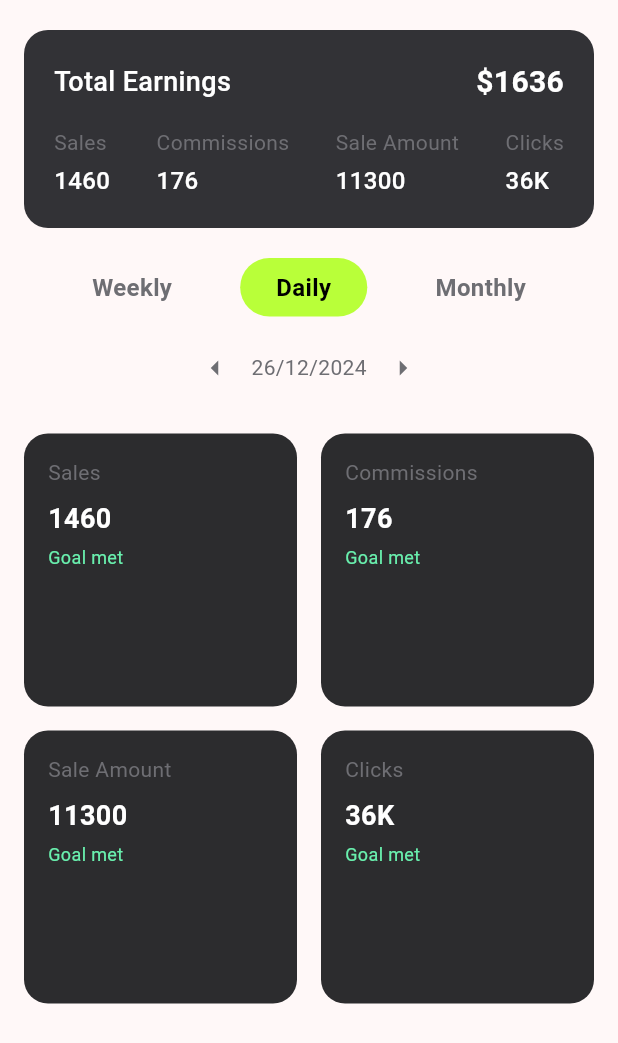
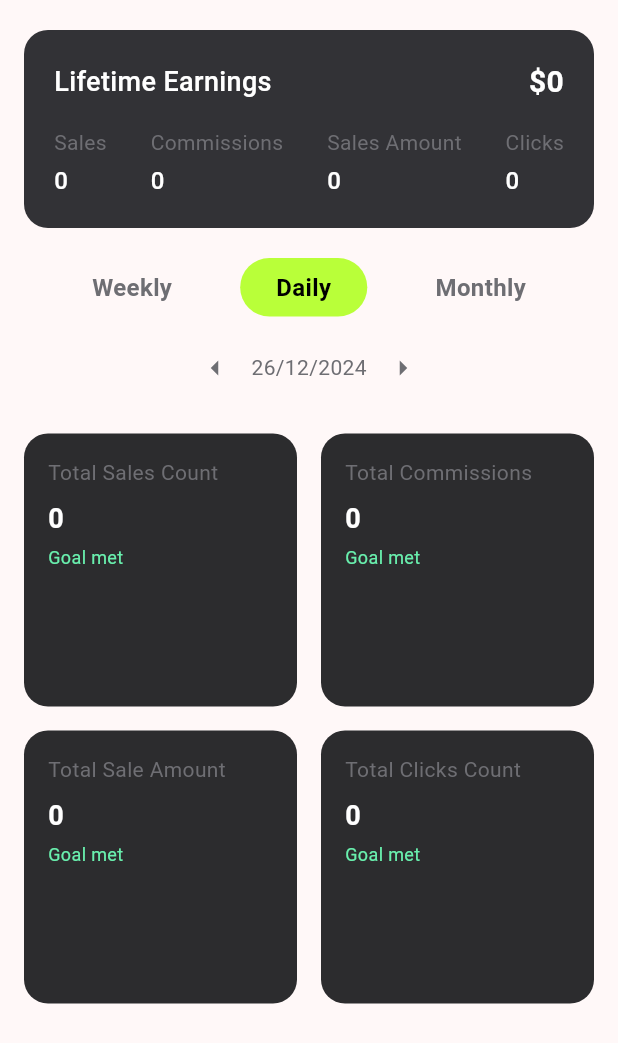
Before and after one commit to saksham-gera/becho, a Flutter app: the StatisticsScreen screen opened directly, after a tap on the "arrow left" icon, on a phone screen of 412 x 824 dp. Shown: the top 1043 px of the screen. Run offline on Flutter 3.47's test engine with Material 3 defaults, Android fonts, the phone set to English and light mode, and no system bars; our stand-ins replace flutter_secure_storage, google_fonts, share_plus, shimmer, video_player; missing offline and left inert: dart_jsonwebtoken; accounts and stored records are empty; network calls fail.

Commit message:
Statistics Added

```diff
--- a/lib/screens/statistics.dart
+++ b/lib/screens/statistics.dart
@@ -1,4 +1,8 @@
 import 'package:flutter/material.dart';
+import 'package:flutter_secure_storage/flutter_secure_storage.dart';
+import 'package:http/http.dart' as http;
+import 'dart:convert';
+import 'package:intl/intl.dart';
 
 class StatisticsScreen extends StatefulWidget {
   @override
@@ -6,125 +10,161 @@ class StatisticsScreen extends StatefulWidget {
 }
 
 class _StatisticsScreenState extends State<StatisticsScreen> {
-  String selectedTimeline = 'Daily';
+  String selectedTimeline = 'daily';
   DateTime currentDate = DateTime(DateTime.now().year, DateTime.now().month, DateTime.now().day);
+  Map<String, dynamic> currentData = {
+    'earnings': '0',
+    'Sales': '0',
+    'Commissions': '0',
+    'SaleAmount': '0',
+    'Clicks': '0',
+  };
+  Map<String, dynamic> lifetimeStatistics = {
+    'earnings': '0',
+    'Sales': '0',
+    'Commissions': '0',
+    'SaleAmount': '0',
+    'Clicks': '0',
+  };
+  bool isLoading = true;
 
-  // Dummy data for a month (30 days)
-  final Map<DateTime, Map<String, String>> dailyData = {
-    for (int i = 1; i <= 30; i++)
-      DateTime(2024, 12, i): {
-        'Sales': (1200 + i * 10).toString(),
-        'Commissions': (150 + i).toString(),
-        'SaleAmount': (10000 + i * 50).toString(),
-        'Clicks': '${10 + i}K'
-      }
-  };
+  FlutterSecureStorage _storage = FlutterSecureStorage();
 
-  // Helper to get data for the current timeline
-  Map<String, String> getCurrentData() {
-    final normalizedDate = DateTime(currentDate.year, currentDate.month, currentDate.day);
+  @override
+  void initState() {
+    super.initState();
+    fetchData();
+  }
 
-    if (selectedTimeline == 'Daily') {
-      return dailyData[normalizedDate] ?? {'Sales': '0', 'Commissions': '0', 'SaleAmount': '0', 'Clicks': '0'};
-    } else if (selectedTimeline == 'Weekly') {
-      final startOfWeek = normalizedDate.subtract(Duration(days: normalizedDate.weekday - 1));
-      final endOfWeek = startOfWeek.add(Duration(days: 6));
+  Future<void> fetchData() async {
+    setState(() {
+      isLoading = true;
+    });
 
-      int totalSales = 0, totalCommissions = 0, totalSaleAmount = 0, totalClicks = 0;
+    final userId = await _storage.read(key: 'userID');
+    final DateFormat formatter = DateFormat('yyyy-MM-dd');
 
-      for (int i = 0; i < 7; i++) {
-        final date = startOfWeek.add(Duration(days: i));
-        if (dailyData[date] != null) {
-          totalSales += int.parse(dailyData[date]!['Sales'] ?? '0');
-          totalCommissions += int.parse(dailyData[date]!['Commissions'] ?? '0');
-          totalSaleAmount += int.parse(dailyData[date]!['SaleAmount'] ?? '0');
-          totalClicks += int.parse(dailyData[date]!['Clicks']!.replaceAll('K', '')) * 1000;
-        }
-      }
-
-      return {
-        'Sales': totalSales.toString(),
-        'Commissions': totalCommissions.toString(),
-        'SaleAmount': totalSaleAmount.toString(),
-        'Clicks': '${(totalClicks / 1000).round()}K'
-      };
-    } else if (selectedTimeline == 'Monthly') {
-      final month = currentDate.month;
-      final year = currentDate.year;
-
-      int totalSales = 0, totalCommissions = 0, totalSaleAmount = 0, totalClicks = 0;
-
-      dailyData.forEach((date, data) {
-        if (date.month == month && date.year == year) {
-          totalSales += int.parse(data['Sales'] ?? '0');
-          totalCommissions += int.parse(data['Commissions'] ?? '0');
-          totalSaleAmount += int.parse(data['SaleAmount'] ?? '0');
-          totalClicks += int.parse(data['Clicks']!.replaceAll('K', '')) * 1000;
-        }
-      });
-
-      return {
-        'Sales': totalSales.toString(),
-        'Commissions': totalCommissions.toString(),
-        'SaleAmount': totalSaleAmount.toString(),
-        'Clicks': '${(totalClicks / 1000).round()}K'
-      };
+    DateTime startDate, endDate;
+    if (selectedTimeline == 'daily') {
+      startDate = currentDate;
+      endDate = DateTime(currentDate.year, currentDate.month, currentDate.day + 1);
+    } else if (selectedTimeline == 'weekly') {
+      startDate = currentDate.subtract(Duration(days: 7));
+      endDate = currentDate;
+    } else if (selectedTimeline == 'monthly') {
+      startDate = DateTime(currentDate.year, currentDate.month, 1);
+      endDate = DateTime(currentDate.year, currentDate.month + 1, 1);
+    } else {
+      startDate = currentDate;
+      endDate = DateTime(currentDate.year, currentDate.month, currentDate.day + 1);
     }
 
-    return {'Sales': '0', 'Commissions': '0', 'SaleAmount': '0', 'Clicks': '0'};
+    final formattedStartDate = formatter.format(startDate);
+    final formattedEndDate = formatter.format(endDate);
+
+    final url = Uri.parse(
+      'https://bechoserver.vercel.app/commissions?userId=$userId&startDate=$formattedStartDate&endDate=$formattedEndDate',
+    );
+
+    try {
+      final response = await http.get(url);
+
+      if (response.statusCode == 200) {
+        final responseData = json.decode(response.body);
+        final commissionData = responseData['commissionData'];
+        final lifetimeData = responseData['lifetimeData'];
+
+        setState(() {
+          currentData = {
+            'earnings': commissionData['total_earnings'].toString(),
+            'Sales': commissionData['total_sales_count'].toString(),
+            'Commissions': commissionData['total_commission'].toString(),
+            'SaleAmount': commissionData['total_sales_amount'].toString(),
+            'Clicks': commissionData['total_clicks_count'].toString(),
+          };
+
+          lifetimeStatistics = {
+            'earnings': lifetimeData['lifetime_earnings'].toString(),
+            'Sales': lifetimeData['lifetime_sales_count'].toString(),
+            'Commissions': lifetimeData['lifetime_commission'].toString(),
+            'SaleAmount': lifetimeData['lifetime_sales_amount'].toString(),
+            'Clicks': lifetimeData['lifetime_clicks_count'].toString(),
+          };
+        });
+      } else {
+        resetData();
+      }
+    } catch (error) {
+      resetData();
+    }
+
+    setState(() {
+      isLoading = false;
+    });
   }
 
-  int calculateTotalEarnings(Map<String, String> data) {
-    return int.parse(data['Sales']!) + int.parse(data['Commissions']!);
-  }
-
-  String getFormattedDate() {
-    if (selectedTimeline == 'Daily') {
-      return '${currentDate.day}/${currentDate.month}/${currentDate.year}';
-    } else if (selectedTimeline == 'Weekly') {
-      final startOfWeek = currentDate.subtract(Duration(days: currentDate.weekday - 1));
-      final endOfWeek = startOfWeek.add(Duration(days: 6));
-      return '${startOfWeek.day}/${startOfWeek.month} - ${endOfWeek.day}/${endOfWeek.month}';
-    } else if (selectedTimeline == 'Monthly') {
-      return '${currentDate.month}/${currentDate.year}';
-    }
-    return '';
+  void resetData() {
+    setState(() {
+      currentData = {
+        'earnings': '0',
+        'Sales': '0',
+        'Commissions': '0',
+        'SaleAmount': '0',
+        'Clicks': '0',
+      };
+      lifetimeStatistics = {
+        'earnings': '0',
+        'Sales': '0',
+        'Commissions': '0',
+        'SaleAmount': '0',
+        'Clicks': '0',
+      };
+    });
   }
 
   void changeTimeline(String timeline) {
     setState(() {
       selectedTimeline = timeline;
     });
+    fetchData();
   }
 
   void changeDate(bool isNext) {
     setState(() {
-      if (selectedTimeline == 'Daily') {
-        currentDate = DateTime(
-          currentDate.year,
-          currentDate.month,
-          currentDate.day + (isNext ? 1 : -1),
-        );
-      } else if (selectedTimeline == 'Weekly') {
-        currentDate = DateTime(
-          currentDate.year,
-          currentDate.month,
-          currentDate.day + (isNext ? 7 : -7),
-        );
-      } else if (selectedTimeline == 'Monthly') {
-        currentDate = DateTime(
-          currentDate.year,
-          currentDate.month + (isNext ? 1 : -1),
-          1,
-        );
+      if (isNext && currentDate.isBefore(DateTime.now())) {
+        if (selectedTimeline == 'daily') {
+          currentDate = currentDate.add(Duration(days: 1));
+        } else if (selectedTimeline == 'weekly') {
+          currentDate = currentDate.add(Duration(days: 7));
+        } else if (selectedTimeline == 'monthly') {
+          currentDate = DateTime(currentDate.year, currentDate.month + 1, 1);
+        }
+      } else if (!isNext) {
+        if (selectedTimeline == 'daily') {
+          currentDate = currentDate.add(Duration(days: -1));
+        } else if (selectedTimeline == 'weekly') {
+          currentDate = currentDate.add(Duration(days: -7));
+        } else if (selectedTimeline == 'monthly') {
+          currentDate = DateTime(currentDate.year, currentDate.month - 1, 1);
+        }
       }
     });
+
+    if (currentDate.isAfter(DateTime.now())) {
+      currentDate = DateTime(DateTime.now().year, DateTime.now().month, DateTime.now().day);
+    }
+
+    fetchData();
+  }
+
+  String calculateTotalEarnings() {
+    double total = double.parse(lifetimeStatistics['earnings']!);
+    return total.toStringAsFixed(0); // Removes decimals
   }
 
   @override
   Widget build(BuildContext context) {
-    final currentData = getCurrentData();
-    final totalEarnings = calculateTotalEarnings(currentData);
+    final totalEarnings = calculateTotalEarnings();
 
     return Scaffold(
       body: SafeArea(
@@ -147,7 +187,7 @@ class _StatisticsScreenState extends State<StatisticsScreen> {
                       mainAxisAlignment: MainAxisAlignment.spaceBetween,
                       children: [
                         Text(
-                          'Total Earnings',
+                          'Lifetime Earnings',
                           style: TextStyle(
                             color: Colors.white,
                             fontSize: 18,
@@ -168,10 +208,10 @@ class _StatisticsScreenState extends State<StatisticsScreen> {
                     Row(
                       mainAxisAlignment: MainAxisAlignment.spaceBetween,
                       children: [
-                        buildSummaryColumn('Sales', currentData['Sales']!),
-                        buildSummaryColumn('Commissions', currentData['Commissions']!),
-                        buildSummaryColumn('Sale Amount', currentData['SaleAmount']!),
-                        buildSummaryColumn('Clicks', currentData['Clicks']!),
+                        buildSummaryColumn('Sales', lifetimeStatistics['Sales']!),
+                        buildSummaryColumn('Commissions', lifetimeStatistics['Commissions']!),
+                        buildSummaryColumn('Sales Amount', lifetimeStatistics['SaleAmount']!),
+                        buildSummaryColumn('Clicks', lifetimeStatistics['Clicks']!),
                       ],
                     ),
                   ],
@@ -181,9 +221,9 @@ class _StatisticsScreenState extends State<StatisticsScreen> {
               Row(
                 mainAxisAlignment: MainAxisAlignment.spaceEvenly,
                 children: [
-                  buildTimelineButton('Weekly'),
-                  buildTimelineButton('Daily'),
-                  buildTimelineButton('Monthly'),
+                  buildTimelineButton('weekly'),
+                  buildTimelineButton('daily'),
+                  buildTimelineButton('monthly'),
                 ],
               ),
               SizedBox(height: 10),
@@ -195,7 +235,7 @@ class _StatisticsScreenState extends State<StatisticsScreen> {
                     onPressed: () => changeDate(false),
                   ),
                   Text(
-                    getFormattedDate(),
+                    '${currentDate.day}/${currentDate.month}/${currentDate.year}',
                     style: TextStyle(
                       color: Color(0xFF6E6E73),
                       fontSize: 14,
@@ -208,16 +248,19 @@ class _StatisticsScreenState extends State<StatisticsScreen> {
                 ],
               ),
               SizedBox(height: 20),
+              if(isLoading)
+                Center(child: CircularProgressIndicator())
+              else
               Expanded(
                 child: GridView.count(
                   crossAxisCount: 2,
                   crossAxisSpacing: 16,
                   mainAxisSpacing: 16,
                   children: [
-                    buildStatCard('Sales', currentData['Sales']!, 'Goal met', true),
-                    buildStatCard('Commissions', currentData['Commissions']!, 'Goal met', true),
-                    buildStatCard('Sale Amount', currentData['SaleAmount']!, 'Goal met', true),
-                    buildStatCard('Clicks', currentData['Clicks']!, 'Goal met', true),
+                    buildStatCard('Total Sales Count', currentData['Sales']!, 'Goal met', true),
+                    buildStatCard('Total Commissions', currentData['Commissions']!, 'Goal met', true),
+                    buildStatCard('Total Sale Amount', currentData['SaleAmount']!, 'Goal met', true),
+                    buildStatCard('Total Clicks Count', currentData['Clicks']!, 'Goal met', true),
                   ],
                 ),
               ),
@@ -259,7 +302,7 @@ class _StatisticsScreenState extends State<StatisticsScreen> {
           borderRadius: BorderRadius.circular(20.0),
         ),
         child: Text(
-          timeline,
+          timeline.capitalize(),
           style: TextStyle(
             color: selectedTimeline == timeline ? Colors.black : Color(0xFF6E6E73),
             fontSize: 16,
@@ -269,7 +312,56 @@ class _StatisticsScreenState extends State<StatisticsScreen> {
       ),
     );
   }
-
+  Widget buildWideStatCard(String title, String value, String description, bool isPositive) {
+    return Container(
+      decoration: BoxDecoration(
+        color: Color(0xFF2C2C2E),
+        borderRadius: BorderRadius.circular(16),
+      ),
+      child: Padding(
+        padding: const EdgeInsets.all(16.0),
+        child: Row(
+          crossAxisAlignment: CrossAxisAlignment.center,
+          children: [
+            Expanded(
+              flex: 2,
+              child: Column(
+                crossAxisAlignment: CrossAxisAlignment.start,
+                children: [
+                  Text(
+                    title,
+                    style: TextStyle(color: Color(0xFF6E6E73), fontSize: 14),
+                  ),
+                  SizedBox(height: 8),
+                  Text(
+                    value,
+                    style: TextStyle(
+                      color: Colors.white,
+                      fontSize: 18,
+                      fontWeight: FontWeight.bold,
+                    ),
+                  ),
+                  SizedBox(height: 4),
+                  Text(
+                    description,
+                    style: TextStyle(
+                      color: isPositive ? Colors.greenAccent : Colors.redAccent,
+                      fontSize: 12,
+                    ),
+                  ),
+                ],
+              ),
+            ),
+            Icon(
+              isPositive ? Icons.arrow_upward : Icons.arrow_downward,
+              color: isPositive ? Colors.greenAccent : Colors.redAccent,
+              size: 32,
+            ),
+          ],
+        ),
+      ),
+    );
+  }
   Widget buildStatCard(String title, String value, String description, bool isPositive) {
     return Container(
       decoration: BoxDecoration(
@@ -308,3 +400,9 @@ class _StatisticsScreenState extends State<StatisticsScreen> {
     );
   }
 }
+
+extension StringExtension on String {
+  String capitalize() {
+    return "${this[0].toUpperCase()}${substring(1)}";
+  }
+}
--- a/pubspec.yaml
+++ b/pubspec.yaml
@@ -43,6 +43,7 @@ dependencies:
   shimmer: ^2.0.0
   url_launcher: ^6.0.20
   path_provider: ^2.1.5
+  intl: ^0.18.0
 
 dev_dependencies:
   flutter_test:
```
Also changed, not shown: pubspec.lock.
